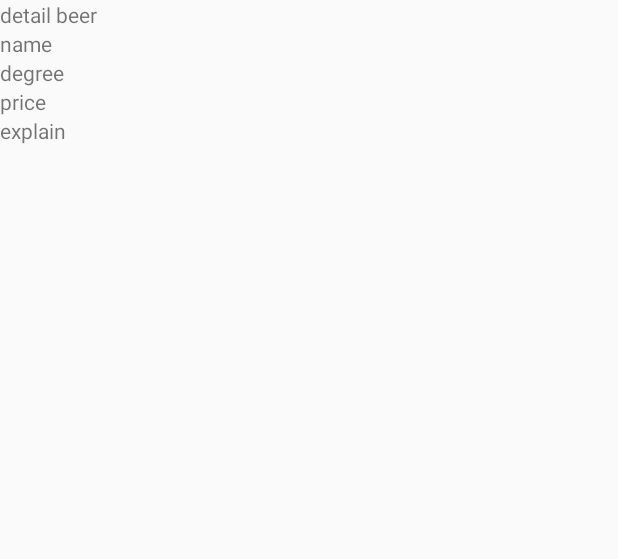
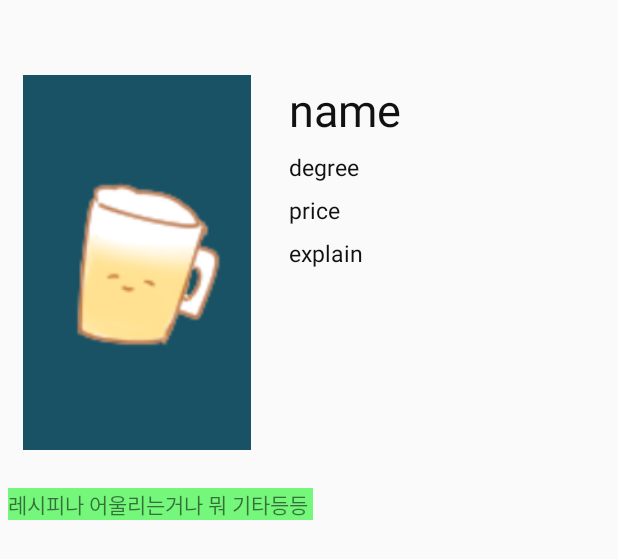
Before and after one commit to JNU-Include/C2H6O, an Android app: the layout beer_detail.xml on its own in the app's theme, with its tools: preview values and no code run, on a phone screen of 412 x 824 dp. Shown: the top 559 px of the screen. Run offline under Robolectric (Android 15) with nearby library versions, the phone set to English and light mode, and no system bars.

Commit message:
beer datail 1

```diff
--- a/C2H6O/app/src/main/java/com/example/team1288/c2h6o/Beer_detailFragment.java
+++ b/C2H6O/app/src/main/java/com/example/team1288/c2h6o/Beer_detailFragment.java
@@ -34,8 +34,8 @@ public class Beer_detailFragment extends Fragment {
         TextView tv_beerExplain = rootView.findViewById(R.id.tv_beerExplain);
 
         tv_beerName.setText(str_name);
-        tv_beerDegree.setText(Integer.toString(int_degree));
-        tv_beerPrice.setText(Integer.toString(int_price));
+        tv_beerDegree.setText(Integer.toString(int_degree) + "%");
+        tv_beerPrice.setText(Integer.toString(int_price) + "원");
         tv_beerExplain.setText(str_explain);
 
         return rootView;
--- a/C2H6O/app/src/main/res/layout/beer_detail.xml
+++ b/C2H6O/app/src/main/res/layout/beer_detail.xml
@@ -1,31 +1,75 @@
 <?xml version="1.0" encoding="utf-8"?>
 <LinearLayout xmlns:android="http://schemas.android.com/apk/res/android"
-    android:orientation="vertical" android:layout_width="match_parent"
+    android:orientation="vertical"
+    android:padding="5dp"
+    android:layout_width="match_parent"
     android:layout_height="match_parent">
 
-    <TextView
+    <LinearLayout
         android:layout_width="match_parent"
-        android:layout_height="wrap_content"
-        android:text="detail beer" />
+        android:layout_height="300dp"
+        android:layout_marginTop="20dp"
+        android:orientation="horizontal">
+        <ImageView
+            android:id="@+id/iv_PicBeer"
+            android:background="#185264"
+            android:layout_width="0dp"
+            android:layout_height="250dp"
+            android:layout_weight="4"
+            android:layout_marginTop="5dp"
+            android:layout_marginBottom="5dp"
+            android:layout_marginRight="10dp"
+            android:layout_marginLeft="10dp"
+            android:layout_gravity="center"
+            android:src="@drawable/pic_beer"
+            />
 
+        <LinearLayout
+            android:layout_width="0dp"
+            android:layout_height="match_parent"
+            android:layout_weight="6"
+            android:layout_marginTop="20dp"
+            android:paddingTop="7dp"
+            android:paddingBottom="5dp"
+            android:paddingRight="5dp"
+            android:paddingLeft="15dp"
+            android:orientation="vertical">
             <TextView
                 android:id="@+id/tv_beerName"
                 android:layout_width="match_parent"
                 android:layout_height="wrap_content"
+                android:layout_marginBottom="7dp"
+                android:textColor="#111"
+                android:textSize="30dp"
                 android:text="name"/>
             <TextView
                 android:id="@+id/tv_beerDegree"
                 android:layout_width="match_parent"
                 android:layout_height="wrap_content"
+                android:layout_marginBottom="7dp"
+                android:textColor="#111"
+                android:textSize="15dp"
                 android:text="degree"/>
             <TextView
                 android:id="@+id/tv_beerPrice"
                 android:layout_width="match_parent"
                 android:layout_height="wrap_content"
+                android:layout_marginBottom="7dp"
+                android:textColor="#111"
+                android:textSize="15dp"
                 android:text="price"/>
             <TextView
                 android:id="@+id/tv_beerExplain"
                 android:layout_width="match_parent"
                 android:layout_height="wrap_content"
+                android:textColor="#111"
+                android:textSize="15dp"
                 android:text="explain"/>
         </LinearLayout>
+    </LinearLayout>
+    <TextView
+        android:background="#9718f525"
+        android:layout_width="wrap_content"
+        android:layout_height="wrap_content"
+        android:text="레시피나 어울리는거나 뭐 기타등등 "/>
+</LinearLayout>
```
Also changed, not shown: C2H6O/app/src/main/res/drawable/pic_beer.png (added). Lines whose indentation alone changed are shown as unchanged.
